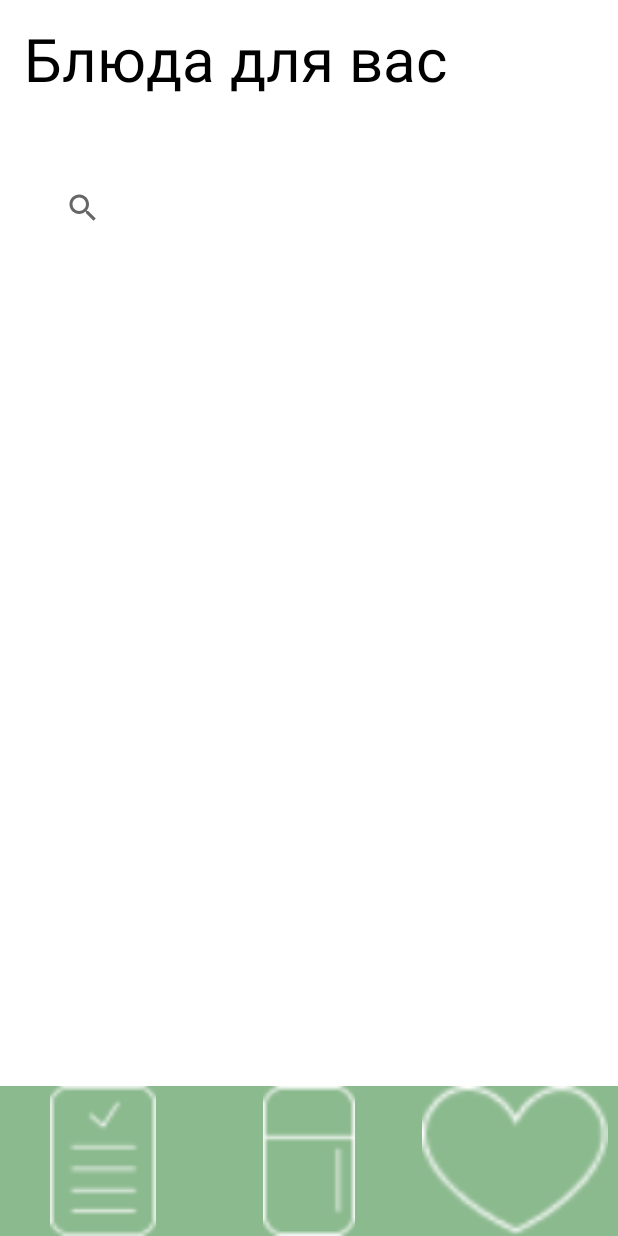
After one commit to cuprum-acid/fridgeapp, an Android app: the GreatMenu screen opened directly, with no data from a screen before it, on a phone screen of 412 x 824 dp. The commit adds this screen. Run offline under Robolectric (Android 15) with nearby library versions, the phone set to English and light mode, and no system bars.

Commit message:
fridgescreen

```diff
--- a/app/src/main/AndroidManifest.xml
+++ b/app/src/main/AndroidManifest.xml
@@ -39,6 +39,12 @@
 
         </activity>
 
+        <activity
+            android:name=".GreatMenu"
+            android:exported="true">
+
+        </activity>
+
         <meta-data
             android:name="com.google.mlkit.vision.DEPENDENCIES"
             android:value="ica" />
--- /dev/null
+++ b/app/src/main/java/com/example/fridgeapp/GreatMenu.kt
@@ -0,0 +1,22 @@
+package com.example.fridgeapp
+
+import android.app.Activity
+import android.content.Intent
+import android.os.Bundle
+import android.widget.Button
+import android.widget.ImageView
+
+class GreatMenu : Activity() {
+    override fun onCreate(savedInstanceState: Bundle?) {
+        super.onCreate(savedInstanceState)
+        setContentView(R.layout.greatmenu)
+
+        val scan = findViewById<ImageView>(R.id.fridgebutton)
+        scan.setOnClickListener{
+            val randomIntent = Intent(this, MainActivity::class.java)
+            startActivity(randomIntent)
+        }
+    }
+
+
+}
--- a/app/src/main/java/com/example/fridgeapp/MainActivity.kt
+++ b/app/src/main/java/com/example/fridgeapp/MainActivity.kt
@@ -118,6 +118,12 @@ class MainActivity : AppCompatActivity() {
             })
             builder.show()
         }
+
+        val scan = findViewById<ImageView>(R.id.arrowback)
+        scan.setOnClickListener{
+            val randomIntent = Intent(this, GreatMenu::class.java)
+            startActivity(randomIntent)
+        }
     }
 
     private fun processImage(){
--- /dev/null
+++ b/app/src/main/res/layout/greatmenu.xml
@@ -0,0 +1,78 @@
+<?xml version="1.0" encoding="utf-8"?>
+<androidx.constraintlayout.widget.ConstraintLayout xmlns:android="http://schemas.android.com/apk/res/android"
+    xmlns:app="http://schemas.android.com/apk/res-auto"
+    xmlns:tools="http://schemas.android.com/tools"
+    android:layout_width="match_parent"
+    android:layout_height="match_parent">
+
+    <SearchView
+        android:id="@+id/searchView"
+        android:layout_width="348dp"
+        android:layout_height="0dp"
+        android:layout_marginBottom="8dp"
+        app:layout_constraintBottom_toTopOf="@+id/scrollView2"
+        app:layout_constraintEnd_toEndOf="parent"
+        app:layout_constraintHorizontal_bias="0.492"
+        app:layout_constraintStart_toStartOf="parent" />
+
+    <ScrollView
+        android:id="@+id/scrollView2"
+        android:layout_width="405dp"
+        android:layout_height="553dp"
+        app:layout_constraintBottom_toTopOf="@+id/linearLayout2"
+        app:layout_constraintEnd_toEndOf="parent"
+        app:layout_constraintStart_toStartOf="parent">
+
+        <LinearLayout
+            android:layout_width="match_parent"
+            android:layout_height="wrap_content"
+            android:orientation="vertical" />
+    </ScrollView>
+
+    <LinearLayout
+        android:id="@+id/linearLayout2"
+        android:layout_width="match_parent"
+        android:layout_height="100dp"
+        android:background="@color/lowerplitka"
+        android:orientation="horizontal"
+        app:layout_constraintBottom_toBottomOf="parent"
+        app:layout_constraintEnd_toEndOf="parent"
+        app:layout_constraintHorizontal_bias="0.0"
+        app:layout_constraintStart_toStartOf="parent">
+
+        <ImageView
+            android:id="@+id/imageView"
+            android:layout_width="85px"
+            android:layout_height="match_parent"
+            android:layout_weight="1"
+            android:src="@drawable/spisokpokup" />
+
+        <ImageView
+            android:id="@+id/fridgebutton"
+            android:layout_width="85px"
+            android:layout_height="match_parent"
+            android:layout_weight="1"
+            android:src="@drawable/fridge" />
+
+        <ImageView
+            android:id="@+id/imageView3"
+            android:layout_width="85px"
+            android:layout_height="match_parent"
+            android:layout_weight="1"
+            android:src="@drawable/heart" />
+    </LinearLayout>
+
+    <TextView
+        android:id="@+id/textView4"
+        android:layout_width="wrap_content"
+        android:layout_height="wrap_content"
+        android:text="Блюда для вас"
+        android:textAppearance="@style/title"
+        app:layout_constraintBottom_toTopOf="@+id/searchView"
+        app:layout_constraintEnd_toEndOf="parent"
+        app:layout_constraintHorizontal_bias="0.123"
+        app:layout_constraintStart_toStartOf="parent"
+        app:layout_constraintTop_toTopOf="parent"
+        app:layout_constraintVertical_bias="0.197" />
+
+</androidx.constraintlayout.widget.ConstraintLayout>
--- a/app/src/main/res/layout/letsmeet.xml
+++ b/app/src/main/res/layout/letsmeet.xml
@@ -70,6 +70,7 @@
             android:id="@+id/linearLayout"
             android:layout_width="219dp"
             android:layout_height="271dp"
+            android:layout_marginStart="16dp"
             android:orientation="vertical"
             app:layout_constraintBottom_toBottomOf="parent"
             app:layout_constraintStart_toStartOf="parent">
@@ -126,8 +127,8 @@
 
     <TextView
         android:id="@+id/textView3"
-        android:layout_width="73dp"
-        android:layout_height="0dp"
+        android:layout_width="212dp"
+        android:layout_height="54dp"
         android:gravity="center"
         android:text="Нет"
         android:textColor="#000000"
--- a/app/src/main/res/values/colors.xml
+++ b/app/src/main/res/values/colors.xml
@@ -8,4 +8,5 @@
     <color name="black">#FF000000</color>
     <color name="white">#FFFFFFFF</color>
     <color name="trans">#00000000</color>
+    <color name="lowerplitka">#8CBA8F</color>
 </resources>
--- a/app/src/main/res/values/styles.xml
+++ b/app/src/main/res/values/styles.xml
@@ -12,5 +12,16 @@
         </item>
     </style>
 
+    <style name="title">
+        <item name="fontFamily">@font/avenirnext</item>
+        <item name="android:textSize">40sp</item>
+        <item name="android:textColor">#000000</item>
+
+        <item name="android:shadowColor">
+            #40000000
+        </item>
+    </style>
+
+
 
 </resources>
```
Also changed, not shown: app/src/main/java/com/example/fridgeapp/Letsmeet.kt (+85 -3 lines), app/src/main/res/layout/activity_main.xml (+47 -24 lines), app/src/main/res/drawable/fridge.png (added), app/src/main/res/drawable/heart.png (added), app/src/main/res/drawable/leftarrow.png (added), app/src/main/res/drawable/spisokpokup.png (added).
